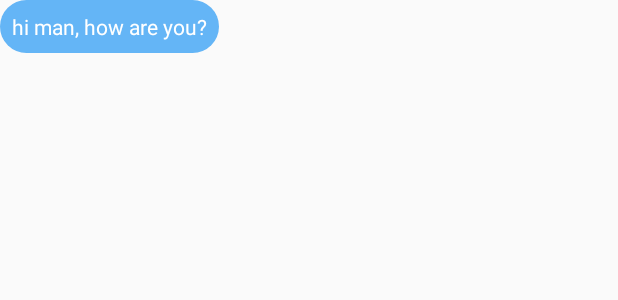
After one commit to DefaultInc/dotw, an Android app: the layout item_message_sender.xml on its own in the app's theme, with its tools: preview values and no code run, on a phone screen of 412 x 824 dp. The commit adds this screen. Shown: the top 300 px of the screen. Run offline under Robolectric (Android 15) with nearby library versions, the phone set to English and light mode, and no system bars.

Commit message:
added bubbles

```diff
--- a/app/src/main/java/com/example/amze/myapplication/ChatActivity.java
+++ b/app/src/main/java/com/example/amze/myapplication/ChatActivity.java
@@ -67,7 +67,7 @@ public class ChatActivity extends AppCompatActivity {
                 runOnUiThread(new Runnable() {
                     @Override
                     public void run() {
-                        ArrayAdapter<String> itemsAdapter = new ArrayAdapter<String>(getApplicationContext(), android.R.layout.simple_list_item_1, messages);
+                        ArrayAdapter<String> itemsAdapter = new ArrayAdapter<String>(getApplicationContext(), R.layout.item_message_received, R.id.text_message_body, messages);
                         view.setAdapter(itemsAdapter);
                     }
                 });
--- /dev/null
+++ b/app/src/main/res/layout/item_message_sender.xml
@@ -0,0 +1,19 @@
+<?xml version="1.0" encoding="utf-8"?>
+<android.support.constraint.ConstraintLayout
+    xmlns:android="http://schemas.android.com/apk/res/android" android:layout_width="match_parent"
+    android:layout_height="match_parent">
+    <LinearLayout xmlns:android="http://schemas.android.com/apk/res/android"
+        android:orientation="vertical"
+        android:layout_width="match_parent"
+        android:layout_height="wrap_content">
+    <TextView
+        android:id="@+id/text_sender_body"
+        android:layout_width="wrap_content"
+        android:layout_height="wrap_content"
+        android:background="@drawable/rounded_rectangle_bubble_sender"
+        android:maxWidth="240dp"
+        android:padding="8dp"
+        android:text="hi man, how are you?"
+        android:textColor="#ffffff" />
+    </LinearLayout>
+</android.support.constraint.ConstraintLayout>
```
Also changed, not shown: app/src/main/java/com/example/amze/myapplication/tools/HttpClient.java (+5 -5 lines), app/src/main/java/com/example/amze/myapplication/tools/MyServer.java (+7 -7 lines), app/src/main/res/layout/activity_chat.xml (+9 -1 lines), app/src/main/res/layout/item_message_received.xml (+5 -24 lines).
